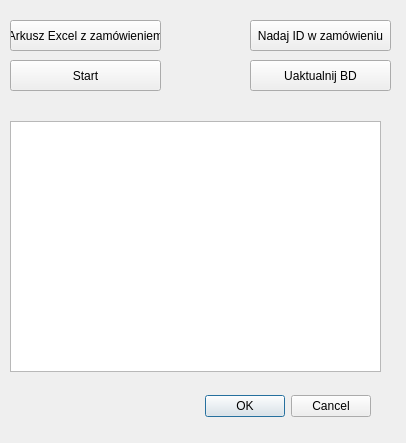
Fastus001/Zamowienia, file import_do_sql.ui: the form before one commit.
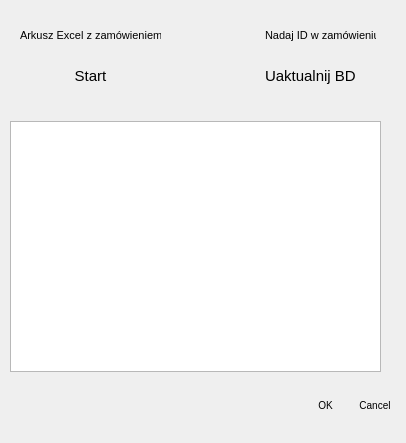
The form after the commit. Icons and pictures are not drawn.

Patch:
```diff
--- a/import_do_sql.ui
+++ b/import_do_sql.ui
@@ -13,15 +13,43 @@
   <property name="windowTitle">
    <string>Dialog</string>
   </property>
+  <property name="windowIcon">
+   <iconset resource="zasoby.qrc">
+    <normaloff>:/new/prefix1/submittutorial3.png</normaloff>:/new/prefix1/submittutorial3.png</iconset>
+  </property>
+  <property name="styleSheet">
+   <string notr="true">QMainWindow {
+	background-color: rgb(255, 255, 255);
+    border: solid;
+	border-color: rgb(170, 0, 0);
+	border-width: 1px;
+}</string>
+  </property>
   <widget class="QDialogButtonBox" name="buttonBox">
    <property name="geometry">
     <rect>
      <x>30</x>
      <y>390</y>
-     <width>341</width>
+     <width>371</width>
      <height>32</height>
     </rect>
    </property>
+   <property name="styleSheet">
+    <string notr="true">QPushButton {
+    border: none;
+    color: black;
+    padding: 1px 10px;
+    text-align:centre;
+    font-size: 10px;
+}
+QPushButton:hover{
+background-color: rgb(229, 229, 229);
+border: solid;
+border-color: rgb(170, 0, 0);
+border-width: 1px;
+}
+</string>
+   </property>
    <property name="orientation">
     <enum>Qt::Horizontal</enum>
    </property>
@@ -44,10 +72,26 @@
     <rect>
      <x>10</x>
      <y>20</y>
-     <width>151</width>
+     <width>161</width>
      <height>31</height>
     </rect>
    </property>
+   <property name="styleSheet">
+    <string notr="true">QPushButton {
+    border: none;
+    color: black;
+    padding: 3px 10px;
+    text-align: left;
+    font-size: 11px;
+}
+QPushButton:hover{
+background-color: rgb(229, 229, 229);
+border: solid;
+border-color: rgb(170, 0, 0);
+border-width: 1px;
+}
+</string>
+   </property>
    <property name="text">
     <string>Arkusz Excel z zamówieniem</string>
    </property>
@@ -57,10 +101,26 @@
     <rect>
      <x>10</x>
      <y>60</y>
-     <width>151</width>
+     <width>161</width>
      <height>31</height>
     </rect>
    </property>
+   <property name="styleSheet">
+    <string notr="true">QPushButton {
+    border: none;
+    color: black;
+    padding: 6px 15px;
+    text-align: centre;
+    font-size: 15px;
+}
+QPushButton:hover{
+background-color: rgb(229, 229, 229);
+border: solid;
+border-color: rgb(170, 0, 0);
+border-width: 1px;
+}
+</string>
+   </property>
    <property name="text">
     <string>Start</string>
    </property>
@@ -74,6 +134,22 @@
      <height>31</height>
     </rect>
    </property>
+   <property name="styleSheet">
+    <string notr="true">QPushButton {
+    border: none;
+    color: black;
+    padding: 2px 15px;
+    text-align: left;
+    font-size: 11px;
+}
+QPushButton:hover{
+background-color: rgb(229, 229, 229);
+border: solid;
+border-color: rgb(170, 0, 0);
+border-width: 1px;
+}
+</string>
+   </property>
    <property name="text">
     <string>Nadaj ID w zamówieniu</string>
    </property>
@@ -87,6 +163,22 @@
      <height>31</height>
     </rect>
    </property>
+   <property name="styleSheet">
+    <string notr="true">QPushButton {
+    border: none;
+    color: black;
+    padding: 6px 15px;
+    text-align: left;
+    font-size: 15px;
+}
+QPushButton:hover{
+background-color: rgb(229, 229, 229);
+border: solid;
+border-color: rgb(170, 0, 0);
+border-width: 1px;
+}
+</string>
+   </property>
    <property name="text">
     <string>Uaktualnij BD</string>
    </property>
```
Left out of the diff: 4 changed lines with no effect on the pictures.
